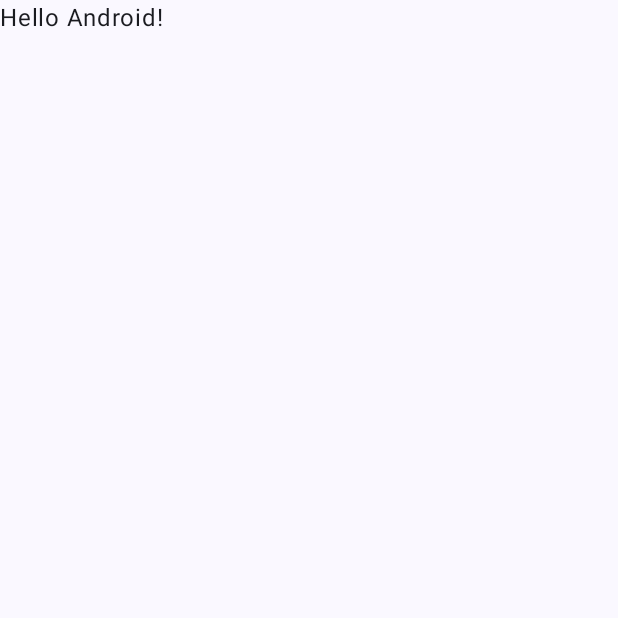
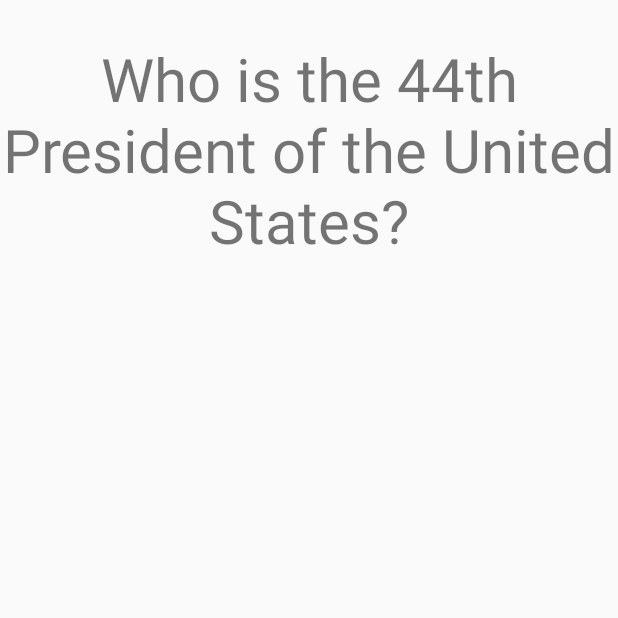
Before and after one commit to jcblanc2/MindGlide, an Android app built with Jetpack Compose: the screen it shows after launch (MainActivity), on a phone screen of 412 x 824 dp, the top half of it. Before the commit the part shown is almost empty. Run offline under Robolectric (Android 15) with nearby library versions, the phone set to English and light mode, and no system bars.

Commit message:
2. Add a view for the front side of the flashcard to display the question

```diff
--- a/app/src/main/java/com/example/mindglide/MainActivity.kt
+++ b/app/src/main/java/com/example/mindglide/MainActivity.kt
@@ -15,32 +15,6 @@ import com.example.mindglide.ui.theme.MindGlideTheme
 class MainActivity : ComponentActivity() {
     override fun onCreate(savedInstanceState: Bundle?) {
         super.onCreate(savedInstanceState)
-        setContent {
-            MindGlideTheme {
-                // A surface container using the 'background' color from the theme
-                Surface(
-                    modifier = Modifier.fillMaxSize(),
-                    color = MaterialTheme.colorScheme.background
-                ) {
-                    Greeting("Android")
-                }
-            }
-        }
+        setContentView(R.layout.activity_main)
     }
 }
-
-@Composable
-fun Greeting(name: String, modifier: Modifier = Modifier) {
-    Text(
-        text = "Hello $name!",
-        modifier = modifier
-    )
-}
-
-@Preview(showBackground = true)
-@Composable
-fun GreetingPreview() {
-    MindGlideTheme {
-        Greeting("Android")
-    }
-}
--- /dev/null
+++ b/app/src/main/res/layout/activity_main.xml
@@ -0,0 +1,15 @@
+<?xml version="1.0" encoding="utf-8"?>
+<RelativeLayout xmlns:android="http://schemas.android.com/apk/res/android"
+    xmlns:tools="http://schemas.android.com/tools"
+    android:layout_width="match_parent"
+    android:layout_height="match_parent"
+    tools:context=".MainActivity">
+
+    <TextView
+        android:id="@+id/tvQuestion"
+        android:layout_width="match_parent"
+        android:layout_height="200dp"
+        android:gravity="center"
+        android:text="@string/question_text"
+        android:textSize="40sp" />
+</RelativeLayout>
--- a/app/src/main/res/values/strings.xml
+++ b/app/src/main/res/values/strings.xml
@@ -1,3 +1,4 @@
 <resources>
     <string name="app_name">MindGlide</string>
+    <string name="question_text">Who is the 44th President of the United States?</string>
 </resources>
```
